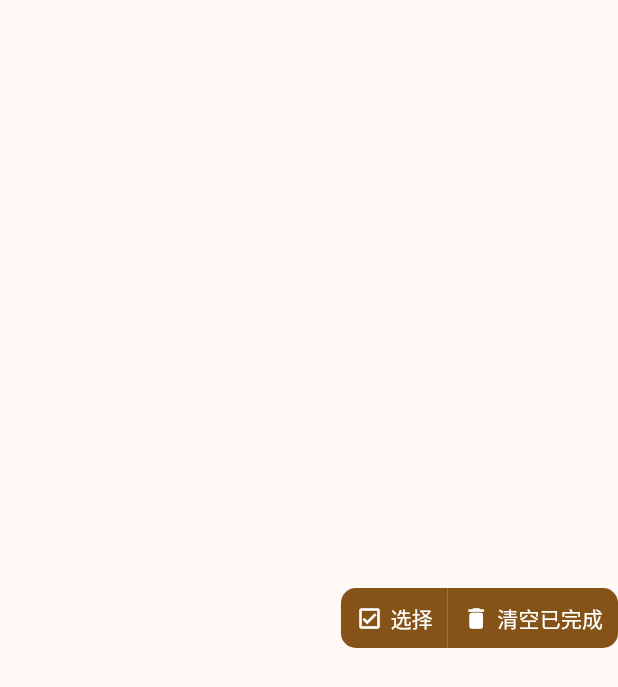
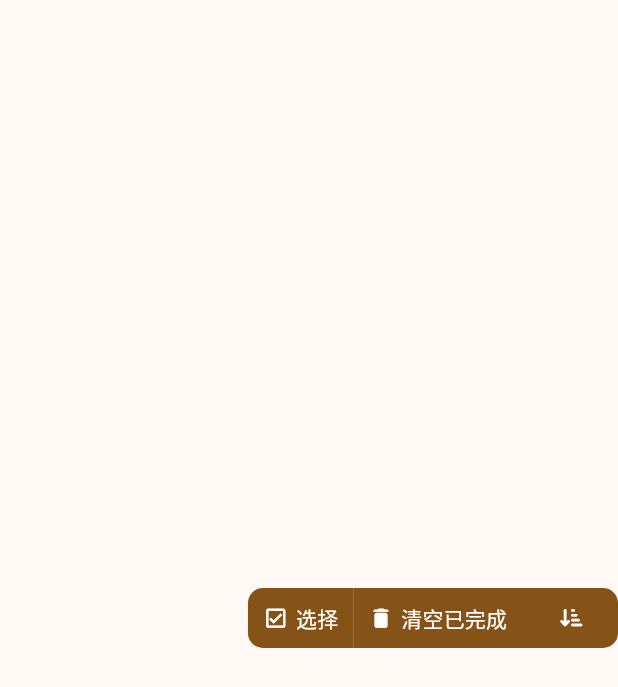
Before and after one commit to Zhoucheng133/BitFlow, a Flutter app: the FinishedButtons widget shown alone on an empty page, opened directly, on a phone screen of 412 x 824 dp. Shown: the top 687 px of the screen. Run offline on Flutter 3.47's test engine with Material 3 defaults, Android fonts, the phone set to English and light mode, and no system bars; our stand-ins replace dropdown_button2, font_awesome_flutter, get, google_fonts, package_info_plus, shared_preferences; missing offline and left inert: clipboard, window_manager; accounts and stored records are empty; statements that could not run were skipped.

Commit message:
添加显示顺序菜单

```diff
--- a/lib/components/header/finished_buttons.dart
+++ b/lib/components/header/finished_buttons.dart
@@ -1,5 +1,7 @@
 import 'package:bit_flow/components/header/header_button_item.dart';
+import 'package:bit_flow/getx/status_get.dart';
 import 'package:flutter/material.dart';
+import 'package:get/get.dart';
 
 class FinishedButtons extends StatefulWidget {
   const FinishedButtons({super.key});
@@ -9,6 +11,9 @@ class FinishedButtons extends StatefulWidget {
 }
 
 class _FinishedButtonsState extends State<FinishedButtons> {
+
+  final StatusGet statusGet=Get.find();
+
   @override
   Widget build(BuildContext context) {
     return Row(
@@ -16,7 +21,8 @@ class _FinishedButtonsState extends State<FinishedButtons> {
       children: [
         Expanded(child: Container()),
         HeaderButtonItem(buttonSide: ButtonSide.left, func: (){}, icon: Icons.check_box_outlined, text: "选择"),
-        HeaderButtonItem(buttonSide: ButtonSide.right, func: (){}, icon: Icons.delete_rounded, text: "清空已完成")
+        HeaderButtonItem(buttonSide: ButtonSide.mid, func: (){}, icon: Icons.delete_rounded, text: "清空已完成"),
+        HeaderButtonItem(buttonSide: ButtonSide.right, func: (){}, icon: statusGet.getOrderIcon(Pages.finish), iconSize: 13)
       ],
     );
   }
--- a/lib/components/header/header_button_item.dart
+++ b/lib/components/header/header_button_item.dart
@@ -9,11 +9,12 @@ enum ButtonSide{
 class HeaderButtonItem extends StatefulWidget {
 
   final ButtonSide buttonSide;
-  final VoidCallback func;
+  final VoidCallback? func;
   final IconData icon;
-  final String text;
+  final String? text;
+  final double? iconSize;
 
-  const HeaderButtonItem({super.key, required this.buttonSide, required this.func, required this.icon, required this.text});
+  const HeaderButtonItem({super.key, required this.buttonSide, this.func, required this.icon, this.text, this.iconSize});
 
   @override
   State<HeaderButtonItem> createState() => _HeaderButtonItemState();
@@ -39,9 +40,12 @@ class _HeaderButtonItemState extends State<HeaderButtonItem> {
       child: Row(
         mainAxisSize: MainAxisSize.min,
         children: [
-          Icon(widget.icon),
-          const SizedBox(width: 5,),
-          Text(widget.text)
+          Icon(
+            widget.icon,
+            size: widget.iconSize??17,
+          ),
+          if(widget.text!=null) const SizedBox(width: 5,),
+          if(widget.text!=null) Text(widget.text!)
         ],
       )
     );
```
Also changed, not shown: lib/components/header/active_buttons.dart (+30 -2 lines), lib/components/header/header_funcs.dart (added, +19 -0 lines).
